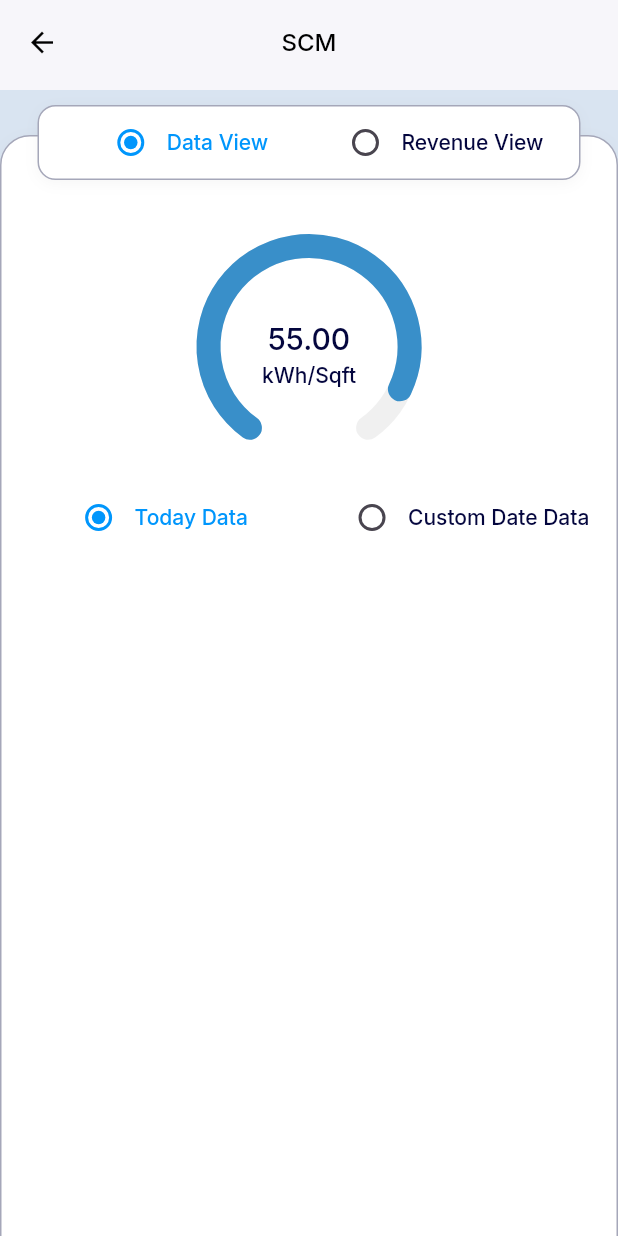
After one commit to mdnirakib51/scube_tech_task, a Flutter app: the HomeScreen screen opened directly, after a tap on "Data View", on a phone screen of 412 x 824 dp. The commit adds this screen. Run offline on Flutter 3.47's test engine with Material 3 defaults, Android fonts, the phone set to English and light mode, and no system bars; our stand-ins replace connectivity_plus, device_info_plus, dio, flutter_image_compress, get, get_it and 5 more; missing offline and left inert: in_app_update; accounts and stored records are empty.

Commit message:
SCM Data Half Complete

```diff
--- a/lib/src/features/student_home/view/home_screen.dart
+++ b/lib/src/features/home/view/home_screen.dart
@@ -6,8 +6,9 @@ import '../../../global/constants/images.dart';
 import '../../../global/widget/global_image_loader.dart';
 import '../../../global/widget/global_sized_box.dart';
 import '../../../global/widget/global_text.dart';
-import '../../student_quick_access/view/student_quick_access_screen.dart';
 import '../../../global/widget/custom_interactive_scrollbar_widget.dart';
+import '../../quick_access/view/quick_access_screen.dart';
+import '../../scm_data/view/scm_data_screen.dart';
 import 'widget/triple_tab_container.dart';
 
 class HomeScreen extends StatefulWidget {
@@ -351,7 +352,11 @@ class _HomeScreenState extends State<HomeScreen> {
     required Color badgeColor,
     required List<Map<String, String>> data,
   }) {
-    return Container(
+    return GestureDetector(
+      onTap: (){
+        Get.to(()=> ScmDataScreen());
+      },
+      child: Container(
         padding: const EdgeInsets.all(12),
         decoration: BoxDecoration(
           color: ColorRes.appDataBackColor,
@@ -440,6 +445,7 @@ class _HomeScreenState extends State<HomeScreen> {
 
           ],
         ),
+      ),
     );
   }
 
@@ -449,7 +455,7 @@ class _HomeScreenState extends State<HomeScreen> {
   }) {
     return GestureDetector(
       onTap: (){
-        Get.to(()=> StudentQuickAccessScreen());
+        Get.to(()=> QuickAccessScreen());
       },
       child: Container(
         padding: const EdgeInsets.all(10),
--- a/lib/src/features/student_quick_access/view/student_quick_access_screen.dart
+++ b/lib/src/features/quick_access/view/quick_access_screen.dart
@@ -7,14 +7,14 @@ import '../../../global/constants/colors_resources.dart';
 import '../../../global/constants/images.dart';
 import '../../../global/widget/global_image_loader.dart';
 
-class StudentQuickAccessScreen extends StatefulWidget {
-  const StudentQuickAccessScreen({super.key});
+class QuickAccessScreen extends StatefulWidget {
+  const QuickAccessScreen({super.key});
 
   @override
-  State<StudentQuickAccessScreen> createState() => _StudentQuickAccessScreenState();
+  State<QuickAccessScreen> createState() => _QuickAccessScreenState();
 }
 
-class _StudentQuickAccessScreenState extends State<StudentQuickAccessScreen> {
+class _QuickAccessScreenState extends State<QuickAccessScreen> {
   final GlobalKey<ScaffoldState> scaffoldKey = GlobalKey<ScaffoldState>();
 
   int selectedTabIndex = 0;
--- /dev/null
+++ b/lib/src/features/scm_data/components/semi_circular_progress_painter.dart
@@ -0,0 +1,59 @@
+
+import 'dart:math' as math;
+import 'package:flutter/material.dart';
+
+class SemiCircularProgressPainter extends CustomPainter {
+  final double progress;
+  final Color backgroundColor;
+  final Color progressColor;
+  final double strokeWidth;
+
+  SemiCircularProgressPainter({
+    required this.progress,
+    required this.backgroundColor,
+    required this.progressColor,
+    required this.strokeWidth,
+  });
+
+  @override
+  void paint(Canvas canvas, Size size) {
+    final center = Offset(size.width / 2, size.height * 0.4); // Center উপরে
+    final radius = (size.width - strokeWidth) / 2;
+
+    // Background arc - longer arc (220 degrees)
+    final backgroundPaint = Paint()
+      ..color = backgroundColor
+      ..strokeWidth = strokeWidth
+      ..style = PaintingStyle.stroke
+      ..strokeCap = StrokeCap.round;
+
+    // Start থেকে 220 degrees arc
+    canvas.drawArc(
+      Rect.fromCircle(center: center, radius: radius),
+      math.pi * 0.7, // Start angle (প্রায় bottom-left থেকে)
+      math.pi * 1.6, // 220 degrees arc
+      false,
+      backgroundPaint,
+    );
+
+    // Progress arc
+    final progressPaint = Paint()
+      ..color = progressColor
+      ..strokeWidth = strokeWidth
+      ..style = PaintingStyle.stroke
+      ..strokeCap = StrokeCap.round;
+
+    canvas.drawArc(
+      Rect.fromCircle(center: center, radius: radius),
+      math.pi * 0.7, // Same start angle
+      math.pi * 1.6 * progress, // Progress based sweep
+      false,
+      progressPaint,
+    );
+  }
+
+  @override
+  bool shouldRepaint(SemiCircularProgressPainter oldDelegate) {
+    return oldDelegate.progress != progress;
+  }
+}
--- /dev/null
+++ b/lib/src/features/scm_data/view/scm_data_screen.dart
@@ -0,0 +1,286 @@
+
+import 'package:flutter/material.dart';
+import 'package:scube_technologies_task/src/global/widget/global_appbar.dart';
+import '../../../global/constants/colors_resources.dart';
+import '../../../global/widget/global_sized_box.dart';
+import '../../../global/widget/global_text.dart';
+import '../components/semi_circular_progress_painter.dart';
+
+class ScmDataScreen extends StatefulWidget {
+  const ScmDataScreen({super.key});
+
+  @override
+  State<ScmDataScreen> createState() => _ScmDataScreenState();
+}
+
+class _ScmDataScreenState extends State<ScmDataScreen> {
+  final GlobalKey<ScaffoldState> scaffoldKey = GlobalKey<ScaffoldState>();
+
+  int selectedTabIndex = 0;
+  int selectedSubTabIndex = 0;
+  double totalPower = 5.53;
+  String selectedSource = 'Source';
+
+  @override
+  Widget build(BuildContext context) {
+    return Scaffold(
+      key: scaffoldKey,
+      backgroundColor: ColorRes.appBackGroundColor,
+      appBar: PreferredSize(
+        preferredSize: const Size.fromHeight(60),
+        child: GlobalAppBar(
+          titleText: "SCM",
+        ),
+      ),
+      body: SingleChildScrollView(
+        child: Stack(
+          children: [
+            Container(
+              height: MediaQuery.of(context).size.height,
+              margin: EdgeInsets.only(top: 30),
+              decoration: BoxDecoration(
+                color: ColorRes.white,
+                borderRadius: BorderRadius.circular(20),
+                border: Border.all(
+                  color: ColorRes.appDataBorderColor,
+                  width: 1,
+                ),
+                boxShadow: [
+                  BoxShadow(
+                    color: ColorRes.grey.withValues(alpha: 0.1),
+                    blurRadius: 8,
+                    offset: const Offset(0, 2),
+                  ),
+                ],
+              ),
+              child: Column(
+                children: [
+
+                  sizedBoxH(80),
+                  Stack(
+                    alignment: Alignment.center,
+                    children: [
+                      SizedBox(
+                        width: 150,
+                        height: 150,
+                        child: CustomPaint(
+                          painter: SemiCircularProgressPainter(
+                            progress: 0.9,
+                            backgroundColor: ColorRes.grey.withValues(alpha: 0.15),
+                            progressColor: ColorRes.appCircleColor,
+                            strokeWidth: 16,
+                          ),
+                        ),
+                      ),
+                      Padding(
+                        padding: const EdgeInsets.only(bottom: 20),
+                        child: Column(
+                          mainAxisSize: MainAxisSize.min,
+                          children: [
+                            GlobalText(
+                              str: "55.00",
+                              fontSize: 20,
+                              fontWeight: FontWeight.w500,
+                              color: ColorRes.appThiTextColor,
+                            ),
+                            GlobalText(
+                              str: "kWh/Sqft",
+                              fontSize: 14,
+                              fontWeight: FontWeight.w500,
+                              color: ColorRes.appThiTextColor,
+                            ),
+                          ],
+                        ),
+                      ),
+                    ],
+                  ),
+
+                  Row(
+                    mainAxisAlignment: MainAxisAlignment.spaceAround,
+                    children: [
+                      // Data View Radio Button
+                      Expanded(
+                        child: GestureDetector(
+                          onTap: () {
+                            setState(() {
+                              selectedSubTabIndex = 0;
+                            });
+                          },
+                          child: Container(
+                            color: Colors.transparent,
+                            child: Row(
+                              mainAxisAlignment: MainAxisAlignment.center,
+                              children: [
+                                Radio<int>(
+                                  value: 0,
+                                  groupValue: selectedSubTabIndex,
+                                  activeColor: ColorRes.appColor,
+                                  onChanged: (value) {
+                                    setState(() {
+                                      selectedSubTabIndex = value!;
+                                    });
+                                  },
+                                ),
+                                GlobalText(
+                                  str: "Today Data",
+                                  fontSize: 14,
+                                  fontWeight: FontWeight.w500,
+                                  color: selectedSubTabIndex == 0
+                                      ? ColorRes.appColor
+                                      : ColorRes.appThiTextColor,
+                                ),
+                              ],
+                            ),
+                          ),
+                        ),
+                      ),
+
+                      // Revenue View Radio Button
+                      Expanded(
+                        child: GestureDetector(
+                          onTap: () {
+                            setState(() {
+                              selectedSubTabIndex = 1;
+                            });
+                          },
+                          child: Container(
+                            color: Colors.transparent,
+                            child: Row(
+                              mainAxisAlignment: MainAxisAlignment.center,
+                              children: [
+                                Radio<int>(
+                                  value: 1,
+                                  groupValue: selectedSubTabIndex,
+                                  activeColor: ColorRes.appColor,
+                                  onChanged: (value) {
+                                    setState(() {
+                                      selectedSubTabIndex = value!;
+                                    });
+                                  },
+                                ),
+                                GlobalText(
+                                  str: "Custom Date Data",
+                                  fontSize: 14,
+                                  fontWeight: FontWeight.w500,
+                                  color: selectedSubTabIndex == 1
+                                      ? ColorRes.appColor
+                                      : ColorRes.appThiTextColor,
+                                ),
+                              ],
+                            ),
+                          ),
+                        ),
+                      ),
+                    ],
+                  ),
+                  sizedBoxH(10),
+
+
+                ],
+              ),
+            ),
+
+            Container(
+              margin: EdgeInsets.only(top: 10, left: 25, right: 25),
+              padding: EdgeInsets.symmetric(horizontal: 10),
+              decoration: BoxDecoration(
+                color: ColorRes.white,
+                borderRadius: BorderRadius.circular(12),
+                border: Border.all(
+                  color: ColorRes.appDataBorderColor,
+                  width: 1,
+                ),
+                boxShadow: [
+                  BoxShadow(
+                    color: ColorRes.grey.withValues(alpha: 0.1),
+                    blurRadius: 8,
+                    offset: const Offset(0, 2),
+                  ),
+                ],
+              ),
+              child: Row(
+                mainAxisAlignment: MainAxisAlignment.spaceEvenly,
+                children: [
+                  // Data View Radio Button
+                  Expanded(
+                    child: GestureDetector(
+                      onTap: () {
+                        setState(() {
+                          selectedTabIndex = 0;
+                        });
+                      },
+                      child: Container(
+                        color: Colors.transparent,
+                        child: Row(
+                          mainAxisAlignment: MainAxisAlignment.center,
+                          children: [
+                            Radio<int>(
+                              value: 0,
+                              groupValue: selectedTabIndex,
+                              activeColor: ColorRes.appColor,
+                              onChanged: (value) {
+                                setState(() {
+                                  selectedTabIndex = value!;
+                                });
+                              },
+                            ),
+                            GlobalText(
+                              str: "Data View",
+                              fontSize: 14,
+                              fontWeight: FontWeight.w500,
+                              color: selectedTabIndex == 0
+                                  ? ColorRes.appColor
+                                  : ColorRes.appThiTextColor,
+                            ),
+                          ],
+                        ),
+                      ),
+                    ),
+                  ),
+
+                  // Revenue View Radio Button
+                  Expanded(
+                    child: GestureDetector(
+                      onTap: () {
+                        setState(() {
+                          selectedTabIndex = 1;
+                        });
+                      },
+                      child: Container(
+                        color: Colors.transparent,
+                        child: Row(
+                          mainAxisAlignment: MainAxisAlignment.center,
+                          children: [
+                            Radio<int>(
+                              value: 1,
+                              groupValue: selectedTabIndex,
+                              activeColor: ColorRes.appColor,
+                              onChanged: (value) {
+                                setState(() {
+                                  selectedTabIndex = value!;
+                                });
+                              },
+                            ),
+                            GlobalText(
+                              str: "Revenue View",
+                              fontSize: 14,
+                              fontWeight: FontWeight.w500,
+                              color: selectedTabIndex == 1
+                                  ? ColorRes.appColor
+                                  : ColorRes.appThiTextColor,
+                            ),
+                          ],
+                        ),
+                      ),
+                    ),
+                  ),
+                ],
+              ),
+            ),
+          ],
+        ),
+      ),
+    );
+  }
+
+}
--- a/lib/src/service/auth/view/login_screen.dart
+++ b/lib/src/service/auth/view/login_screen.dart
@@ -1,6 +1,6 @@
 import 'package:flutter/material.dart';
 import 'package:get/get.dart';
-import '../../../features/student_home/view/home_screen.dart';
+import '../../../features/home/view/home_screen.dart';
 import '../../../global/constants/colors_resources.dart';
 import '../../../global/constants/images.dart';
 import '../../../global/constants/input_decoration.dart';
```
Also changed, not shown: lib/src/features/home/view/widget/home_widget.dart (renamed from lib/src/features/student_home/view/widget/home_widget.dart), lib/src/features/home/view/widget/triple_tab_container.dart (renamed from lib/src/features/student_home/view/widget/triple_tab_container.dart). Lines whose indentation alone changed are shown as unchanged.
